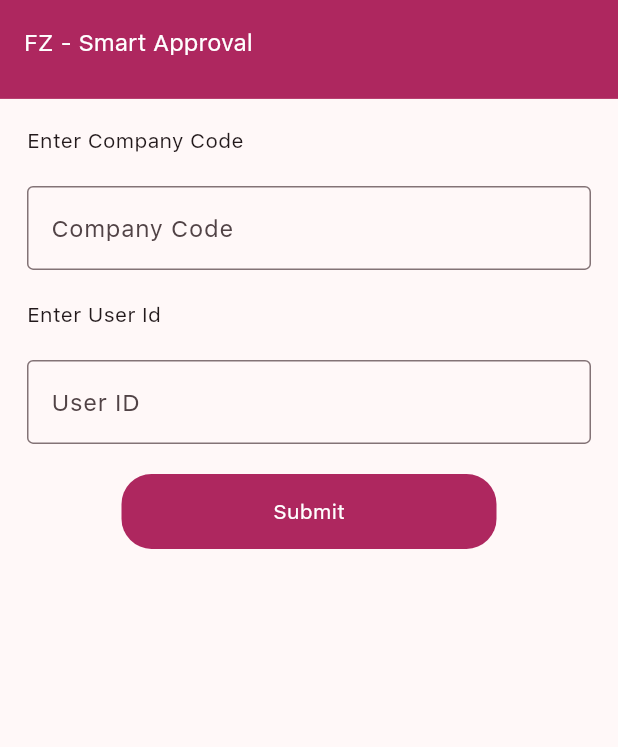
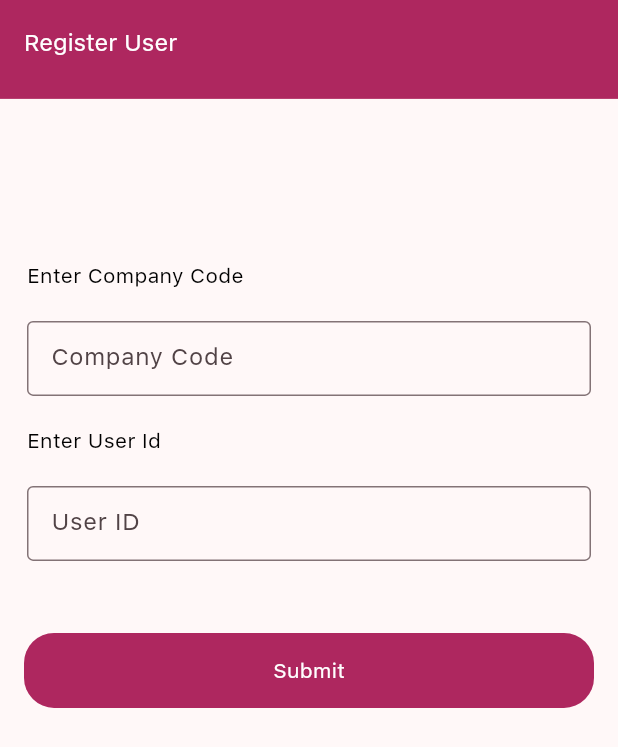
Before and after one commit to jayaprakash8088/purchase, a Flutter app: the screen it shows after launch, on a phone screen of 412 x 824 dp. Shown: the top 747 px of the screen. Run offline on Flutter 3.47's test engine with Material 3 defaults, Android fonts, the phone set to English and light mode, and no system bars; our stand-ins replace connectivity_plus, flutter_slidable, shared_preferences; missing offline and left inert: fl_toast.

Commit message:
changes done

```diff
--- a/lib/features/presentation/login/register_screen.dart
+++ b/lib/features/presentation/login/register_screen.dart
@@ -73,7 +73,7 @@ class _RegisterScreenState extends State<RegisterScreen> {
             MediaQuery.of(context).size.height * 0.08,
           ),
           child: AppBar(
-            title: Text(appTitle, style: whiteText),
+            title: Text(register, style: whiteText),
             backgroundColor: const Color.fromRGBO(174, 39, 95, 1),
           )),
       body: SingleChildScrollView(
@@ -85,20 +85,26 @@ class _RegisterScreenState extends State<RegisterScreen> {
           crossAxisAlignment: CrossAxisAlignment.start,
           mainAxisAlignment: MainAxisAlignment.center,
           children: [
-            const Padding(padding: EdgeInsets.all(10.0),
-              child: Text('Enter Company Code'),),
+             Padding(padding: const EdgeInsets.only(top: 100.0,left: 10.0,
+             right: 10.0,bottom: 10.0),
+              child: Text('Enter Company Code',style: blackText,),),
             Padding(
               padding: const EdgeInsets.all(10),
+              child: SizedBox(
+                height: 50.0,
                 child: TextField(
                   controller: companyCode,
                   decoration: const InputDecoration(
                       border: OutlineInputBorder(), hintText: code),
                 ),
               ),
-            const Padding(padding: EdgeInsets.all(10.0),
-              child: Text('Enter User Id'),),
+            ),
+             Padding(padding: const EdgeInsets.all(10.0),
+              child: Text('Enter User Id',style: blackText,),),
             Padding(
               padding: const EdgeInsets.all(10),
+              child: SizedBox(
+                height: 50.0,
                 child: TextField(
                   controller: userName,
                   decoration: const InputDecoration(
@@ -106,8 +112,9 @@ class _RegisterScreenState extends State<RegisterScreen> {
                       hintText: userIdText),
                 ),
               ),
+            ),
             const SizedBox(
-              height: 10.0,
+              height: 30.0,
             ),
             GestureDetector(
               onTap: ()  async{
@@ -132,13 +139,15 @@ class _RegisterScreenState extends State<RegisterScreen> {
                   }
                 }else{
                   ScaffoldMessenger.of(context).showSnackBar(
-                      const SnackBar(content: Text(userPwd)));
+                      const SnackBar(content: Text(userCode)));
                 }
               },
+              child: Padding(
+                padding: const EdgeInsets.all(8.0),
                 child: Center(
                   child: Container(
                     height: 50,
-                  width: 250,
+                    width: double.infinity,
                     decoration: BoxDecoration(
                         color: const Color.fromRGBO(174, 39, 95, 1),
                         borderRadius: BorderRadius.circular(20)),
@@ -151,6 +160,7 @@ class _RegisterScreenState extends State<RegisterScreen> {
                   ),
                 ),
               ),
+            ),
           ],
         ),
       ),),
--- a/lib/features/utils/my_strings.dart
+++ b/lib/features/utils/my_strings.dart
@@ -1,5 +1,6 @@
 const title='Purchase Approval';
 const appTitle='FZ - Smart Approval';
+const register='Register User';
 const approvedPurchase='Purchase Approval';
 const purchase='Purchase';
 const userIdText= 'User ID';
@@ -47,6 +48,7 @@ const supplier='SUPPLIER';
 const date='DATE';
 /////
 const userPwd='Please enter Username/Password';
+const userCode='Please enter Company Code/User Id';
 const somethingWrong='Something went wrong. Please try again with Valid username and password';
 const rejectionReason="Reason for Rejection";
 const sureLogout='Are you sure want to Logout?';
```
Lines whose indentation alone changed are shown as unchanged.
